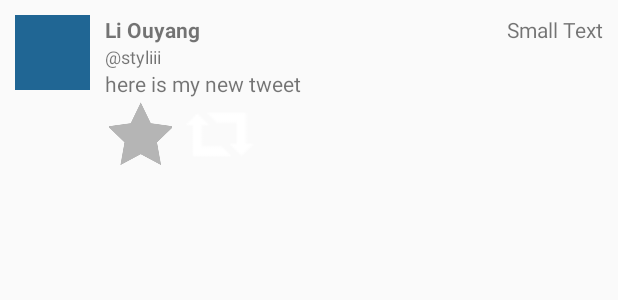
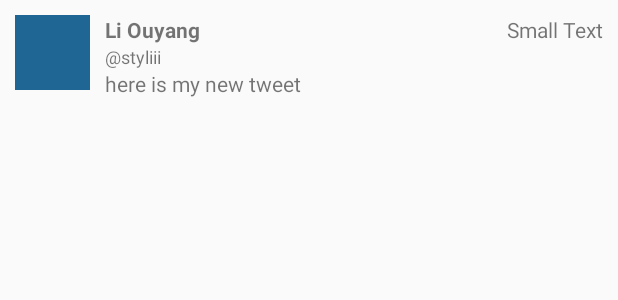
Before and after one commit to styliii/Styliii-Twitter-Client, an Android app: the layout item_tweet.xml on its own in the app's theme, with its tools: preview values and no code run, on a phone screen of 412 x 824 dp. Shown: the top 300 px of the screen. Run offline under Robolectric (Android 15) with nearby library versions, the phone set to English and light mode, and no system bars.

```diff
--- a/app/src/main/java/com/codepath/apps/StyliiisSimpleTweets/activities/ProfileActivity.java
+++ b/app/src/main/java/com/codepath/apps/StyliiisSimpleTweets/activities/ProfileActivity.java
@@ -1,6 +1,8 @@
 package com.codepath.apps.StyliiisSimpleTweets.activities;
 
+import android.content.SharedPreferences;
 import android.os.Bundle;
+import android.preference.PreferenceManager;
 import android.support.v4.app.FragmentTransaction;
 import android.support.v7.app.ActionBarActivity;
 import android.view.Menu;
@@ -17,6 +19,10 @@ public class ProfileActivity extends ActionBarActivity {
         super.onCreate(savedInstanceState);
         setContentView(R.layout.activity_profile);
         String screenName = getIntent().getStringExtra("screen_name");
+        if (screenName == null) {
+            SharedPreferences pref = PreferenceManager.getDefaultSharedPreferences(this);
+            screenName = pref.getString("screen_name", "");
+        }
         getSupportActionBar().setTitle("@" + screenName);
 
         ProfileHeaderFragment profileHeaderFragment = ProfileHeaderFragment.newInstance(screenName);
--- a/app/src/main/res/layout/item_tweet.xml
+++ b/app/src/main/res/layout/item_tweet.xml
@@ -49,32 +49,4 @@
         android:layout_alignParentRight="true"
         android:layout_alignParentEnd="true" />
 
-    <LinearLayout
-        android:orientation="horizontal"
-        android:layout_width="fill_parent"
-        android:layout_height="50dp"
-        android:layout_below="@+id/tvTweetBody"
-        android:layout_alignStart="@+id/tvTweetBody"
-        android:id="@+id/linearLayout"
-        android:weightSum="1">
-
-        <ImageView
-            android:layout_width="wrap_content"
-            android:layout_height="wrap_content"
-            android:id="@+id/imageView"
-            android:src="@drawable/ic_fav" />
-
-        <ImageView
-            android:layout_width="wrap_content"
-            android:layout_height="match_parent"
-            android:id="@+id/imageView2"
-            android:src="@drawable/ic_retweet"
-            android:layout_weight="0.13" />
-
-        <ImageView
-            android:layout_width="wrap_content"
-            android:layout_height="wrap_content"
-            android:id="@+id/imageView3" />
-    </LinearLayout>
-
 </RelativeLayout>
```
Also changed, not shown: 46 other files.
